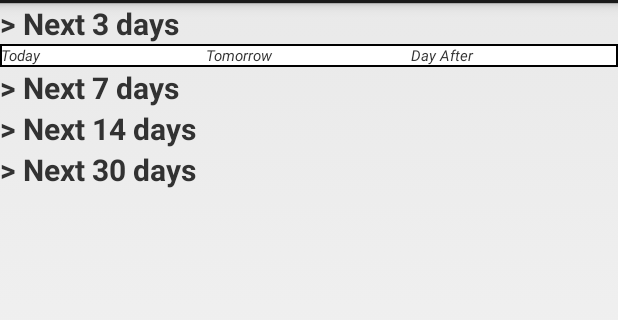
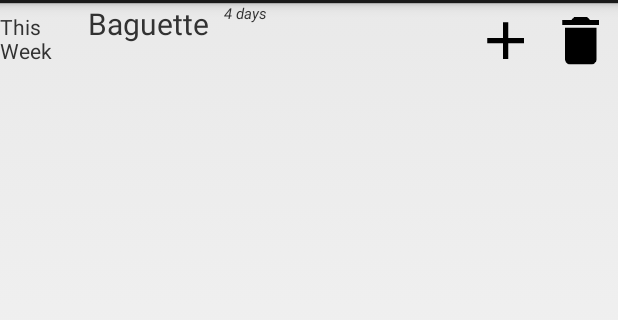
Before and after one commit to mfranklin128/FridgeApp, an Android app: the screen it shows after launch (MainActivity), in the options menu, after a tap on "Rem", on a phone screen of 412 x 824 dp, the part 69-389 px from its top. Run offline under Robolectric (Android 15) with nearby library versions, the phone set to English and light mode, and no system bars.

Commit message:
Work out a somewhat functional Reminders page, along with debugging some of the Reminder-related functionality

```diff
--- a/app/src/main/java/com/mfranklin/fridgeapp/ReminderFragment.java
+++ b/app/src/main/java/com/mfranklin/fridgeapp/ReminderFragment.java
@@ -8,14 +8,13 @@ import android.util.Log;
 import android.view.LayoutInflater;
 import android.view.View;
 import android.view.ViewGroup;
-import android.widget.Button;
 import android.widget.ListView;
 
 import com.mfranklin.fridgeapp.adapters.ReminderAdapter;
-import com.mfranklin.fridgeapp.adapters.ShoppingListAdapter;
-import com.mfranklin.fridgeapp.data_model.FoodItem;
 import com.mfranklin.fridgeapp.data_model.FridgeAppDbHelper;
 import com.mfranklin.fridgeapp.data_model.Reminder;
+
+import java.util.Arrays;
 
 /**
  * Created by root on 12/8/15.
@@ -49,18 +48,18 @@ public class ReminderFragment extends Fragment {
     public View onCreateView(LayoutInflater inflater, ViewGroup container,
                              Bundle savedInstanceState) {
         // Inflate the layout for this fragment
-        View toReturn = inflater.inflate(R.layout.reminders, container, false);
+        View toReturn = inflater.inflate(R.layout.reminders_list, container, false);
 
         // Populate lists (set adapter)
         FridgeAppDbHelper dbHelper = new FridgeAppDbHelper(getActivity());
-        Log.d("Shopping List", "about to get shopping list items");
         SQLiteDatabase db = dbHelper.getWritableDatabase();
         Reminder[] allReminders = Reminder.getAllReminders(db);
-        Log.d("Shopping List", "got shopping list items");
         if (allReminders == null)
             allReminders = new Reminder[0]; // ArrayAdapter complains if you give it a null array
-        Log.d("Shopping List", "making a new ShoppingListAdapter");
+        Arrays.sort(allReminders, Reminder.expirationOrderComparator());
         reminderAdapter = new ReminderAdapter(getActivity(), allReminders);
+        ListView reminderListView = (ListView) toReturn.findViewById(R.id.reminders_list);
+        reminderListView.setAdapter(reminderAdapter);
 
         return toReturn;
     }
@@ -89,9 +88,4 @@ public class ReminderFragment extends Fragment {
         public void onReminderFragmentInteraction();
     }
 
-    // A helper method to set the heights of the reminder sections based on how much room is left for them
-    private void setWeights() {
-
-    }
-
 }
--- a/app/src/main/java/com/mfranklin/fridgeapp/adapters/NewItemAdapter.java
+++ b/app/src/main/java/com/mfranklin/fridgeapp/adapters/NewItemAdapter.java
@@ -66,9 +66,7 @@ public class NewItemAdapter extends BaseAdapter implements Filterable {
                 FoodItem newItem = new FoodItem(type, Constants.STATUS_LIST, type.default_location, -1, type.db);
                 newItem.save();
 
-                // Create the Reminder
-                Reminder reminder = new Reminder(newItem.getId(), cal.getTime(), type.default_reminder, -1, newItem.db);
-                reminder.save();
+                // We don't create a reminder when we add it to the list
             }
         });
 
--- a/app/src/main/java/com/mfranklin/fridgeapp/adapters/ReminderAdapter.java
+++ b/app/src/main/java/com/mfranklin/fridgeapp/adapters/ReminderAdapter.java
@@ -1,18 +1,23 @@
 package com.mfranklin.fridgeapp.adapters;
 
 import android.content.Context;
+import android.util.Log;
 import android.view.LayoutInflater;
 import android.view.View;
 import android.view.ViewGroup;
 import android.widget.BaseAdapter;
+import android.widget.ImageButton;
 import android.widget.ListView;
 import android.widget.TextView;
+import android.widget.VideoView;
 
 import com.mfranklin.fridgeapp.R;
+import com.mfranklin.fridgeapp.data_model.FoodItem;
 import com.mfranklin.fridgeapp.data_model.Reminder;
 
 import java.util.ArrayList;
 import java.util.Arrays;
+import java.util.HashMap;
 
 /**
  * Created by root on 12/8/15.
@@ -21,10 +26,28 @@ public class ReminderAdapter extends BaseAdapter {
     private ArrayList<Reminder> reminderList;
     private Context ctx;
 
+    private int weekIndex = -1;
+    private int nextWeekIndex = -1;
+    private int weekAfterIndex = -1;
+    private int thisMonthIndex = -1;
+    private int laterIndex = -1;
+
+    private HashMap<Reminder, View> reminderToRowView;
+
     public ReminderAdapter(Context ctx, Reminder[] reminders) {
         super();
         this.ctx = ctx;
         reminderList = new ArrayList<Reminder>(Arrays.asList(reminders));
+        int i = 0;
+        for (Reminder reminder : reminderList) {
+            if (weekIndex == -1 && reminder.getDaysRemaining() <= 7) weekIndex = i;
+            if (nextWeekIndex == -1 && reminder.getDaysRemaining() > 7 && reminder.getDaysRemaining() <= 14) nextWeekIndex = i;
+            if (weekAfterIndex == -1 && reminder.getDaysRemaining() > 14 && reminder.getDaysRemaining() <= 21) weekAfterIndex = i;
+            if (thisMonthIndex == -1 && reminder.getDaysRemaining() > 21 && reminder.getDaysRemaining() <= 30) thisMonthIndex = i;
+            if (laterIndex == -1 && reminder.getDaysRemaining() > 30) laterIndex = i;
+            i++;
+        }
+        reminderToRowView = new HashMap<Reminder, View>();
     }
 
     public int getCount() {
@@ -33,15 +56,49 @@ public class ReminderAdapter extends BaseAdapter {
 
     public View getView(int position, View convertView, ViewGroup parent) {
         final LayoutInflater inflater = (LayoutInflater) ctx.getSystemService(Context.LAYOUT_INFLATER_SERVICE);
-        View rowView = convertView;
+        final Reminder thisReminder = reminderList.get(position);
+        final FoodItem thisItem = FoodItem.getFoodItemById(thisReminder.db, thisReminder.getItemId());
+        View rowView = reminderToRowView.get(thisReminder);
         if (rowView == null) {
             rowView = inflater.inflate(R.layout.reminder_item, parent, false);
+            reminderToRowView.put(thisReminder, rowView);
         }
 
+        TextView sectionBreak = (TextView) rowView.findViewById(R.id.reminder_item_week_break);
+        // set up section headers, if possible
+        if (position == weekIndex) {
+            sectionBreak.setText("This Week");
+        }
+        if (position == nextWeekIndex) {
+            sectionBreak.setText("Next Week");
+        }
+        if (position == weekAfterIndex) {
+            sectionBreak.setText("Week After");
+        }
+        if (position == thisMonthIndex) {
+            sectionBreak.setText("This Month");
+        }
+        if (position == laterIndex) {
+            sectionBreak.setText("Later");
+        }
+
+        // Set up item name
+        TextView foodName = (TextView) rowView.findViewById(R.id.reminder_item_name);
+        foodName.setText(thisItem.type.name);
         // Set up reminder duration
-        final Reminder thisReminder = reminderList.get(position);
-        TextView duration = (TextView) rowView.findViewById(R.id.reminder_item_num_days);
-        duration.setText(""+thisReminder.getDaysRemaining());
+        TextView duration = (TextView) rowView.findViewById(R.id.reminder_item_duration);
+        duration.setText(thisReminder.getDaysRemaining() + " days");
+
+        // Hook up buttons
+        ImageButton deleteButton = (ImageButton) rowView.findViewById(R.id.reminder_item_delete);
+        deleteButton.setOnClickListener(new View.OnClickListener() {
+            @Override
+            public void onClick(View v) {
+                thisReminder.delete();
+                reminderList.remove(thisReminder);
+                notifyDataSetChanged();
+            }
+        });
 
         return rowView;
     }
--- a/app/src/main/java/com/mfranklin/fridgeapp/data_model/FoodItem.java
+++ b/app/src/main/java/com/mfranklin/fridgeapp/data_model/FoodItem.java
@@ -74,6 +74,7 @@ public class FoodItem {
         vals.put(FoodItemEntry.COLUMN_NAME_FOOD_TYPE, typeId);
         if (id == -1) {
             result = db.insert(FoodItemEntry.TABLE_NAME, null, vals);
+            id = result;
         }
         else {
             result = db.update(FoodItemEntry.TABLE_NAME, vals, FoodItemEntry._ID + "=" + id, null);
@@ -82,6 +83,9 @@ public class FoodItem {
     }
 
     public void delete() {
+        // get rid of any reminders tied to this item
+        Reminder reminder = Reminder.getFoodItemReminder(db, this);
+        if (reminder != null) reminder.delete();
         int deleted = db.delete(FoodItemEntry.TABLE_NAME, FoodItemEntry._ID + "=?", new String[] {""+id});
     }
 
--- a/app/src/main/java/com/mfranklin/fridgeapp/data_model/FridgeAppContract.java
+++ b/app/src/main/java/com/mfranklin/fridgeapp/data_model/FridgeAppContract.java
@@ -9,7 +9,7 @@ import android.widget.BaseAdapter;
 public final class FridgeAppContract  {
     public FridgeAppContract() {}
 
-    public static final int DB_VERSION = 18;
+    public static final int DB_VERSION = 21;
 
     public static abstract class FoodTypeEntry implements BaseColumns {
         public static final String TABLE_NAME = "food_type";
--- a/app/src/main/java/com/mfranklin/fridgeapp/data_model/Reminder.java
+++ b/app/src/main/java/com/mfranklin/fridgeapp/data_model/Reminder.java
@@ -9,6 +9,7 @@ import com.mfranklin.fridgeapp.data_model.FridgeAppContract.*;
 
 import java.text.ParseException;
 import java.util.Calendar;
+import java.util.Comparator;
 import java.util.Date;
 
 /**
@@ -20,7 +21,7 @@ public class Reminder {
     private int durationDays;
     private Date endDate;
     private long id;
-    private SQLiteDatabase db;
+    public SQLiteDatabase db;
 
     public Reminder(SQLiteDatabase db) {
         this.db = db;
@@ -59,13 +60,14 @@ public class Reminder {
         itemId = c.getLong(foodItemIdIndex);
     }
 
-    public int getDaysRemaining() {
-        final int NUM_MILLIS_PER_DAY = 1000*60*60*24;
+    // Convenience method
+    public long getDaysRemaining() {
+        final long NUM_MILLIS_PER_DAY = 1000*60*60*24;
         Calendar startCal = Calendar.getInstance(); startCal.setTime(getStartDate());
         startCal.add(Calendar.DATE, getDurationDays());
-        long endTime = startCal.getTime().getTime();
+        long endTime = startCal.getTimeInMillis();
         long nowTime = Calendar.getInstance().getTimeInMillis();
-        return ((int) (endTime - nowTime) / NUM_MILLIS_PER_DAY);
+        return ((endTime - nowTime) / NUM_MILLIS_PER_DAY);
     }
 
     public void setItemId(long itemId) {
@@ -110,7 +112,6 @@ public class Reminder {
         // Put the start date
         vals.put(ReminderEntry.COLUMN_NAME_START_DATE, Constants.expDateFormat.format(startDate));
         vals.put(ReminderEntry.COLUMN_NAME_DURATION_DAYS, durationDays);
-        Log.d("Reminder", "saving: " + itemId + ", " + Constants.expDateFormat.format(startDate) + ", " + durationDays);
 
         if (id == -1) {
             result = db.insert(ReminderEntry.TABLE_NAME, null, vals);
@@ -189,4 +190,13 @@ public class Reminder {
             return toReturn;
         }
     }
+
+    public static Comparator<Reminder> expirationOrderComparator() {
+        return new Comparator<Reminder>() {
+            @Override
+            public int compare(Reminder lhs, Reminder rhs) {
+                return ((int) (lhs.getDaysRemaining() - rhs.getDaysRemaining()));
+            }
+        };
+    }
 }
--- a/app/src/main/res/layout/reminder_item.xml
+++ b/app/src/main/res/layout/reminder_item.xml
@@ -3,30 +3,44 @@
     android:orientation="horizontal" android:layout_width="match_parent"
     android:layout_height="match_parent">
     <TextView
-        android:id="@+id/reminder_item_num_days"
-        android:layout_width="wrap_content"
-        android:layout_height="wrap_content" />
-
-    <LinearLayout
-        android:layout_width="fill_parent"
-        android:layout_height="wrap_content">
-
-        <Button
-            android:id="@+id/reminder_item_dismiss_button"
+        android:id="@+id/reminder_item_week_break"
+        android:layout_width="0dp"
+        android:layout_height="wrap_content"
+        android:layout_weight="1.5"
+        android:paddingRight="8dp"/>
+    <RelativeLayout
+        android:layout_width="0dp"
+        android:layout_height="wrap_content"
+        android:layout_weight="9">
+        <TextView
+            android:id="@+id/reminder_item_name"
             android:layout_width="wrap_content"
             android:layout_height="wrap_content"
-            android:text="Dismiss" />
-
-        <Button
-            android:id="@+id/reminder_item_add_to_list_button"
+            android:layout_alignParentLeft="true"
+            android:textSize="20sp"/>
+        <TextView
+            android:id="@+id/reminder_item_duration"
             android:layout_width="wrap_content"
             android:layout_height="wrap_content"
-            android:text="Add to List" />
-
-        <Button
-            android:id="@+id/reminder_item_remove_food_button"
-            android:layout_width="wrap_content"
-            android:layout_height="wrap_content"
-            android:text="Remove Food" />
-    </LinearLayout>
+            android:layout_toRightOf="@id/reminder_item_name"
+            android:paddingLeft="10dp"
+            android:textSize="10sp"
+            android:textStyle="italic"/>
+        <ImageButton
+            android:id="@+id/reminder_item_add_to_list"
+            android:layout_width="50dp"
+            android:layout_height="50dp"
+            android:padding="8dp"
+            android:background="@null"
+            android:src="@mipmap/ic_add"
+            android:layout_toLeftOf="@+id/reminder_item_delete" />
+        <ImageButton
+            android:id="@+id/reminder_item_delete"
+            android:layout_width="50dp"
+            android:layout_height="50dp"
+            android:padding="8dp"
+            android:background="@null"
+            android:src="@mipmap/ic_delete"
+            android:layout_alignParentRight="true"/>
+    </RelativeLayout>
 </LinearLayout>
--- /dev/null
+++ b/app/src/main/res/layout/reminders_list.xml
@@ -0,0 +1,9 @@
+<?xml version="1.0" encoding="utf-8"?>
+<LinearLayout xmlns:android="http://schemas.android.com/apk/res/android"
+    android:orientation="vertical" android:layout_width="match_parent"
+    android:layout_height="match_parent">
+    <ListView
+        android:layout_width="match_parent"
+        android:layout_height="wrap_content"
+        android:id="@+id/reminders_list"/>
+</LinearLayout>
```
Also changed, not shown: app/src/main/ic_x_delete-web.png (added), app/src/main/res/layout/reminders_categories.xml (renamed from app/src/main/res/layout/reminders.xml), app/src/main/res/mipmap-hdpi/ic_x_delete.png (added), app/src/main/res/mipmap-mdpi/ic_x_delete.png (added), app/src/main/res/mipmap-xhdpi/ic_x_delete.png (added), app/src/main/res/mipmap-xxhdpi/ic_x_delete.png (added), app/src/main/res/mipmap-xxxhdpi/ic_x_delete.png (added).
